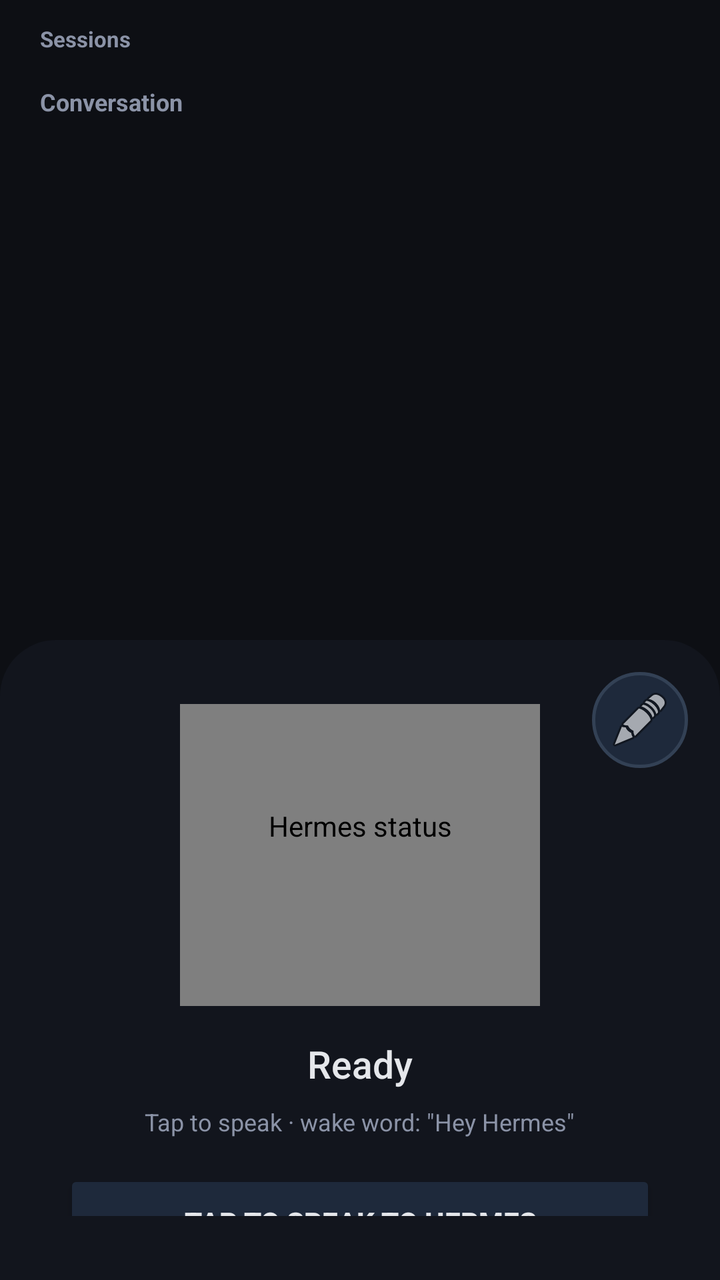
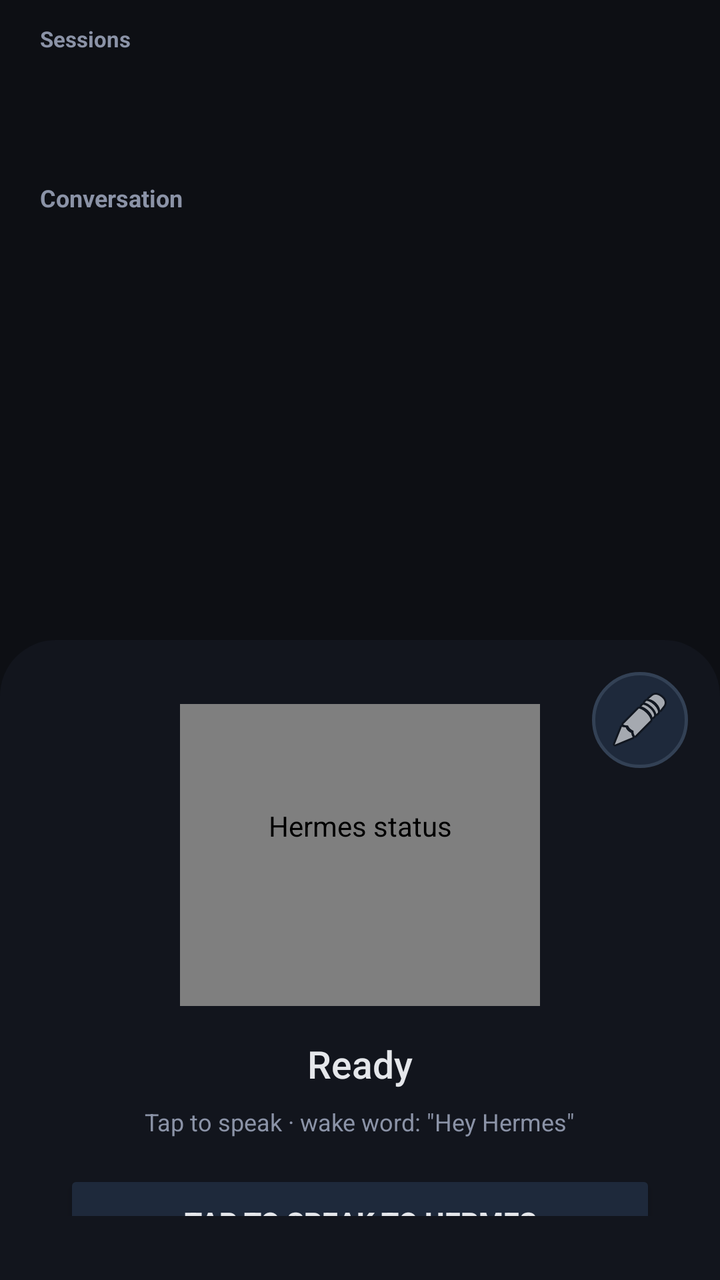

Before-and-after screenshots of an Android layout around one commit, followed by the original layout XML and the change that was made.
<!-- AndroidManifest.xml: application theme Theme.HermesAssistant -->
<!-- res/layout/activity_main.xml -->
<?xml version="1.0" encoding="utf-8"?>
<LinearLayout xmlns:android="http://schemas.android.com/apk/res/android"
    android:layout_width="match_parent"
    android:layout_height="match_parent"
    android:background="#0D0F14"
    android:orientation="vertical">

    
    <LinearLayout
        android:layout_width="match_parent"
        android:layout_height="0dp"
        android:layout_weight="1"
        android:orientation="vertical">

        <TextView
            android:id="@+id/sessionLabel"
            android:layout_width="match_parent"
            android:layout_height="wrap_content"
            android:paddingStart="20dp"
            android:paddingTop="12dp"
            android:paddingEnd="20dp"
            android:paddingBottom="4dp"
            android:text="Sessions"
            android:textColor="#8B93A7"
            android:textSize="11sp"
            android:textStyle="bold" />

        <HorizontalScrollView
            android:id="@+id/sessionChipsScroll"
            android:layout_width="match_parent"
            android:layout_height="wrap_content"
            android:scrollbars="none"
            android:paddingStart="16dp"
            android:paddingEnd="16dp">

            <LinearLayout
                android:id="@+id/sessionChipsRow"
                android:layout_width="wrap_content"
                android:layout_height="wrap_content"
                android:orientation="horizontal" />
        </HorizontalScrollView>

        <TextView
            android:id="@+id/historyHeader"
            android:layout_width="match_parent"
            android:layout_height="wrap_content"
            android:paddingStart="20dp"
            android:paddingTop="12dp"
            android:paddingEnd="20dp"
            android:paddingBottom="8dp"
            android:text="Conversation"
            android:textColor="#8B93A7"
            android:textSize="12sp"
            android:textStyle="bold" />

        <ScrollView
            android:id="@+id/historyScroll"
            android:layout_width="match_parent"
            android:layout_height="0dp"
            android:layout_weight="1"
            android:fillViewport="true"
            android:scrollbars="vertical">

            <LinearLayout
                android:id="@+id/historyList"
                android:layout_width="match_parent"
                android:layout_height="wrap_content"
                android:orientation="vertical"
                android:paddingStart="16dp"
                android:paddingEnd="16dp"
                android:paddingBottom="8dp" />
        </ScrollView>
    </LinearLayout>

    
    <FrameLayout
        android:layout_width="match_parent"
        android:layout_height="0dp"
        android:layout_weight="1"
        android:background="@drawable/panel_background">

        <LinearLayout
            android:layout_width="match_parent"
            android:layout_height="match_parent"
            android:gravity="center"
            android:orientation="vertical"
            android:padding="32dp">

            <com.example.hermesassistant.StatusRingView
                android:id="@+id/statusRing"
                android:layout_width="180dp"
                android:layout_height="180dp"
                android:contentDescription="Hermes status" />

            <TextView
                android:id="@+id/statusText"
                android:layout_width="match_parent"
                android:layout_height="wrap_content"
                android:layout_marginTop="16dp"
                android:ellipsize="end"
                android:fontFamily="sans-serif-medium"
                android:gravity="center"
                android:maxLines="1"
                android:text="Ready"
                android:textColor="#E5E7EB"
                android:textSize="19sp" />

            <TextView
                android:id="@+id/subText"
                android:layout_width="wrap_content"
                android:layout_height="wrap_content"
                android:layout_marginTop="8dp"
                android:gravity="center"
                android:text="Tap to speak · wake word: &quot;Hey Hermes&quot;"
                android:textColor="#8B93A7"
                android:textSize="12sp" />

            <Button
                android:id="@+id/speakButton"
                android:layout_width="match_parent"
                android:layout_height="52dp"
                android:layout_marginTop="16dp"
                android:backgroundTint="#1E293B"
                android:text="TAP TO SPEAK TO HERMES"
                android:textColor="#E5E7EB"
                android:textSize="14sp"
                android:textStyle="bold" />

            
            <LinearLayout
                android:id="@+id/textInputRow"
                android:layout_width="match_parent"
                android:layout_height="wrap_content"
                android:layout_marginTop="12dp"
                android:orientation="horizontal"
                android:visibility="gone">

                <EditText
                    android:id="@+id/textInput"
                    android:layout_width="0dp"
                    android:layout_height="48dp"
                    android:layout_weight="1"
                    android:background="@drawable/text_input_background"
                    android:hint="Type a message..."
                    android:imeOptions="actionSend"
                    android:inputType="text"
                    android:maxLines="1"
                    android:paddingStart="16dp"
                    android:paddingEnd="16dp"
                    android:textColor="#E5E7EB"
                    android:textColorHint="#8B93A7"
                    android:textSize="14sp" />

                <ImageButton
                    android:id="@+id/sendButton"
                    android:layout_width="48dp"
                    android:layout_height="48dp"
                    android:layout_marginStart="8dp"
                    android:backgroundTint="#1E293B"
                    android:contentDescription="Send message"
                    android:src="@android:drawable/ic_menu_send" />
            </LinearLayout>
        </LinearLayout>

        
        <ImageButton
            android:id="@+id/typeToggleButton"
            android:layout_width="48dp"
            android:layout_height="48dp"
            android:layout_gravity="top|end"
            android:layout_marginTop="16dp"
            android:layout_marginEnd="16dp"
            android:background="@drawable/circle_icon_background"
            android:contentDescription="Type a message"
            android:padding="12dp"
            android:src="@android:drawable/ic_menu_edit" />
    </FrameLayout>
</LinearLayout>
<!-- resources referenced by this layout -->
<resources>
  <!-- drawable circle_icon_background (drawable) -->
  <?xml version="1.0" encoding="utf-8"?>
  <shape xmlns:android="http://schemas.android.com/apk/res/android"
      android:shape="oval">
      <solid android:color="#1E293B" />
      <stroke
          android:width="1.5dp"
          android:color="#334155" />
  </shape>
  <!-- drawable panel_background (drawable) -->
  <?xml version="1.0" encoding="utf-8"?>
  <shape xmlns:android="http://schemas.android.com/apk/res/android"
      android:shape="rectangle">
      <solid android:color="#12151D" />
      <corners android:topLeftRadius="28dp" android:topRightRadius="28dp" />
  </shape>
  <!-- drawable text_input_background (drawable) -->
  <?xml version="1.0" encoding="utf-8"?>
  <shape xmlns:android="http://schemas.android.com/apk/res/android"
      android:shape="rectangle">
      <solid android:color="#1E293B" />
      <corners android:radius="24dp" />
      <stroke
          android:width="1dp"
          android:color="#334155" />
  </shape>
  <style name="Theme.HermesAssistant" parent="Base.Theme.HermesAssistant">
          <item name="android:forceDarkAllowed" tools:targetApi="q">false</item>
      </style>
  <style name="Base.Theme.HermesAssistant" parent="Theme.Material3.DayNight.NoActionBar">
          <item name="android:windowBackground">@color/background_dark</item>
          <item name="android:statusBarColor">@color/background_dark</item>
          <item name="android:navigationBarColor">@color/background_dark</item>
          <item name="colorPrimary">@color/accent_blue</item>
          <item name="colorOnPrimary">@color/text_primary</item>
          <item name="colorSecondary">@color/accent_green</item>
          <item name="colorOnSecondary">@color/background_dark</item>
          <item name="android:windowLightStatusBar">false</item>
      </style>
  <color name="background_dark">#0D0F14</color>
  <color name="accent_blue">#3B82F6</color>
  <color name="text_primary">#E5E7EB</color>
  <color name="accent_green">#10B981</color>
</resources>

<!-- the commit's change to res/layout/activity_main.xml (unified diff, before → after) -->
@@ -28,15 +28,20 @@
         <HorizontalScrollView
             android:id="@+id/sessionChipsScroll"
             android:layout_width="match_parent"
-            android:layout_height="wrap_content"
-            android:scrollbars="none"
+            android:layout_height="48dp"
+            android:scrollbars="horizontal"
+            android:fadeScrollbars="true"
+            android:scrollbarSize="3dp"
+            android:overScrollMode="ifContentScrolls"
+            android:clipToPadding="false"
             android:paddingStart="16dp"
             android:paddingEnd="16dp">
 
             <LinearLayout
                 android:id="@+id/sessionChipsRow"
                 android:layout_width="wrap_content"
-                android:layout_height="wrap_content"
+                android:layout_height="match_parent"
+                android:gravity="center_vertical"
                 android:orientation="horizontal" />
         </HorizontalScrollView>
 
